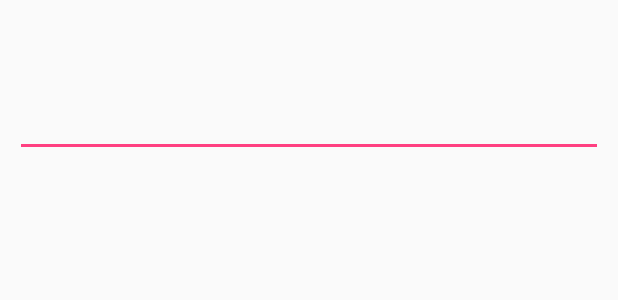
After one commit to zhangsan2016/MyLocation, an Android app: the layout alarm_verification_item.xml on its own in the app's theme, with its tools: preview values and no code run, on a phone screen of 412 x 824 dp. The commit adds this screen. Shown: the top 300 px of the screen. Run offline under Robolectric (Android 15) with nearby library versions, the phone set to English and light mode, and no system bars.

Commit message:
2019年11月30日 16:49:43 验证码设置完成

```diff
--- /dev/null
+++ b/app/src/main/res/layout/alarm_verification_item.xml
@@ -0,0 +1,33 @@
+<?xml version="1.0" encoding="utf-8"?>
+<LinearLayout xmlns:android="http://schemas.android.com/apk/res/android"
+    android:layout_width="match_parent"
+    android:layout_height="match_parent"
+    android:orientation="vertical">
+
+
+    <TextView
+        android:id="@+id/tv_code"
+        android:layout_width="match_parent"
+        android:layout_height="wrap_content"
+        android:layout_marginTop="20dp"
+        android:gravity="center"
+        android:textSize="22sp"
+        android:text="" />
+
+    <LinearLayout
+        android:layout_width="match_parent"
+        android:layout_height="wrap_content"
+        android:layout_margin="10dp"
+        android:orientation="horizontal">
+
+        <EditText
+            android:inputType="number"
+            android:id="@+id/ed_write_code"
+            android:gravity="center"
+            android:layout_width="match_parent"
+            android:layout_height="wrap_content" />
+
+    </LinearLayout>
+
+
+</LinearLayout>
```
Also changed, not shown: app/src/main/java/smartcity/ldgd/com/mylocation/MainActivity.java (+67 -1 lines), app/src/main/java/smartcity/ldgd/com/mylocation/SaveUserInfoActivity.java (+8 -1 lines), app/src/main/java/smartcity/ldgd/com/mylocation/UserInfoActivity.java (+7 -1 lines).
